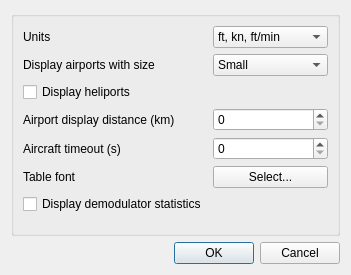
Old version of the form plugins/channelrx/demodadsb/adsbdemoddisplaydialog.ui in the repository f4exb/sdrangel.
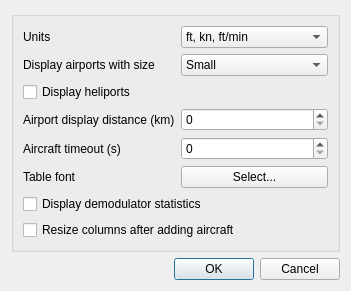
New version of the form.

Commit message: Add option to automatically resize columns after an aircraft is added to the table

Diff of the .ui file:
```diff
--- a/plugins/channelrx/demodadsb/adsbdemoddisplaydialog.ui
+++ b/plugins/channelrx/demodadsb/adsbdemoddisplaydialog.ui
@@ -7,7 +7,7 @@
     <x>0</x>
     <y>0</y>
     <width>351</width>
-    <height>275</height>
+    <height>289</height>
    </rect>
   </property>
   <property name="font">
@@ -22,74 +22,21 @@
   <layout class="QVBoxLayout" name="verticalLayout">
    <item>
     <widget class="QGroupBox" name="groupBox">
-     <layout class="QFormLayout" name="formLayout">
-      <item row="0" column="0">
-       <widget class="QLabel" name="unitsLabel">
-        <property name="text">
-         <string>Units</string>
-        </property>
-       </widget>
-      </item>
-      <item row="0" column="1">
-       <widget class="QComboBox" name="units">
+     <layout class="QGridLayout" name="gridLayout">
+      <item row="5" column="1">
+       <widget class="QPushButton" name="font">
         <property name="toolTip">
          <string>The units to use for altitude, speed and climb rate</string>
         </property>
-        <item>
-         <property name="text">
-          <string>ft, kn, ft/min</string>
-         </property>
-        </item>
-        <item>
-         <property name="text">
-          <string>m, kph, m/s</string>
-         </property>
-        </item>
-       </widget>
-      </item>
-      <item row="1" column="0">
-       <widget class="QLabel" name="airportSizeLabel">
         <property name="text">
-         <string>Display airports with size</string>
+         <string>Select...</string>
         </property>
        </widget>
       </item>
-      <item row="1" column="1">
-       <widget class="QComboBox" name="airportSize">
-        <property name="toolTip">
-         <string>Sets the minimum airport size that will be displayed on the map</string>
-        </property>
-        <item>
-         <property name="text">
-          <string>Small</string>
-         </property>
-        </item>
-        <item>
-         <property name="text">
-          <string>Medium</string>
-         </property>
-        </item>
-        <item>
-         <property name="text">
-          <string>Large</string>
-         </property>
-        </item>
-       </widget>
-      </item>
-      <item row="2" column="0">
-       <widget class="QCheckBox" name="heliports">
-        <property name="toolTip">
-         <string>When checked, heliports are displayed on the map</string>
-        </property>
+      <item row="4" column="0">
+       <widget class="QLabel" name="timeoutLabel">
         <property name="text">
-         <string>Display heliports</string>
-        </property>
-       </widget>
-      </item>
-      <item row="3" column="0">
-       <widget class="QLabel" name="airportRangeLabel">
-        <property name="text">
-         <string>Airport display distance (km)</string>
+         <string>Aircraft timeout (s)</string>
         </property>
        </widget>
       </item>
@@ -103,10 +50,13 @@
         </property>
        </widget>
       </item>
-      <item row="4" column="0">
-       <widget class="QLabel" name="timeoutLabel">
+      <item row="2" column="0">
+       <widget class="QCheckBox" name="heliports">
+        <property name="toolTip">
+         <string>When checked, heliports are displayed on the map</string>
+        </property>
         <property name="text">
-         <string>Aircraft timeout (s)</string>
+         <string>Display heliports</string>
         </property>
        </widget>
       </item>
@@ -120,25 +70,35 @@
         </property>
        </widget>
       </item>
-      <item row="6" column="0">
+      <item row="1" column="0">
+       <widget class="QLabel" name="airportSizeLabel">
+        <property name="text">
+         <string>Display airports with size</string>
+        </property>
+       </widget>
+      </item>
+      <item row="3" column="0">
+       <widget class="QLabel" name="airportRangeLabel">
+        <property name="text">
+         <string>Airport display distance (km)</string>
+        </property>
+       </widget>
+      </item>
+      <item row="5" column="0">
        <widget class="QLabel" name="fontLabel">
         <property name="text">
          <string>Table font</string>
         </property>
        </widget>
       </item>
-      <item row="6" column="1">
-       <widget class="QPushButton" name="font">
-        <property name="toolTip">
-         <string>Select a font for the table</string>
-        </property>
-        <property name="text">
-         <string>Select...</string>
-        </property>
-       </widget>
-      </item>
-      <item row="7" column="0">
+      <item row="6" column="0" colspan="2">
        <widget class="QCheckBox" name="displayStats">
+        <property name="sizePolicy">
+         <sizepolicy hsizetype="Expanding" vsizetype="Fixed">
+          <horstretch>0</horstretch>
+          <verstretch>0</verstretch>
+         </sizepolicy>
+        </property>
         <property name="toolTip">
          <string>Display demodulator statistics</string>
         </property>
@@ -147,6 +107,62 @@
         </property>
        </widget>
       </item>
+      <item row="0" column="0">
+       <widget class="QLabel" name="unitsLabel">
+        <property name="text">
+         <string>Units</string>
+        </property>
+       </widget>
+      </item>
+      <item row="1" column="1">
+       <widget class="QComboBox" name="airportSize">
+        <property name="toolTip">
+         <string>Sets the minimum airport size that will be displayed on the map</string>
+        </property>
+        <item>
+         <property name="text">
+          <string>Small</string>
+         </property>
+        </item>
+        <item>
+         <property name="text">
+          <string>Medium</string>
+         </property>
+        </item>
+        <item>
+         <property name="text">
+          <string>Large</string>
+         </property>
+        </item>
+       </widget>
+      </item>
+      <item row="7" column="0" colspan="2">
+       <widget class="QCheckBox" name="autoResizeTableColumns">
+        <property name="toolTip">
+         <string>Resize the columns in the table after an aircraft is added to it</string>
+        </property>
+        <property name="text">
+         <string>Resize columns after adding aircraft</string>
+        </property>
+       </widget>
+      </item>
+      <item row="0" column="1">
+       <widget class="QComboBox" name="units">
+        <property name="toolTip">
+         <string>The units to use for altitude, speed and climb rate</string>
+        </property>
+        <item>
+         <property name="text">
+          <string>ft, kn, ft/min</string>
+         </property>
+        </item>
+        <item>
+         <property name="text">
+          <string>m, kph, m/s</string>
+         </property>
+        </item>
+       </widget>
+      </item>
      </layout>
     </widget>
    </item>
```
Left out of the diff: 2 changed lines with no effect on the pictures. The commit also changes 6 other files.
